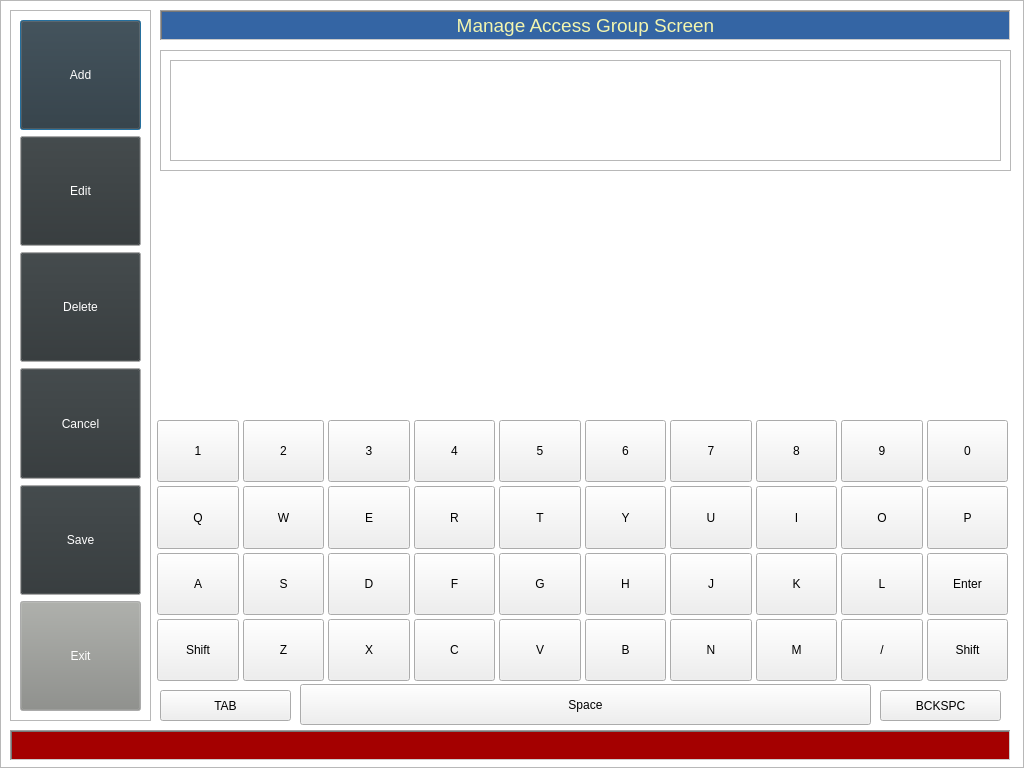
The window that access_group.ui (swodaemkram/aces) describes before a commit, drawn with Qt 5.
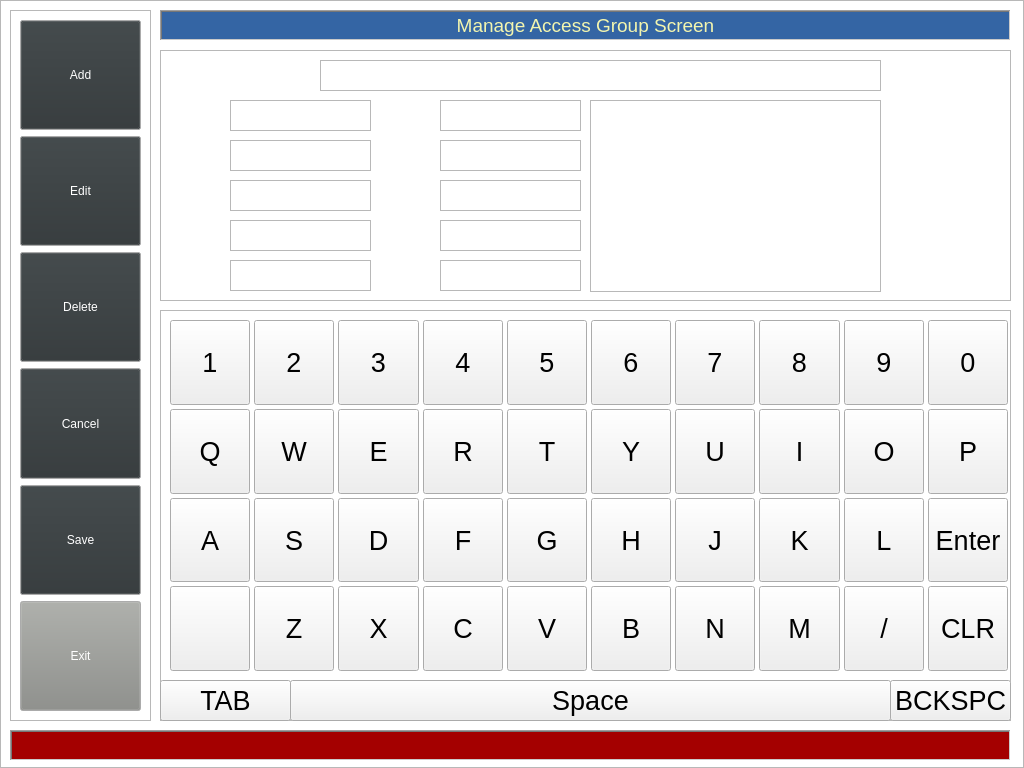
The same window after the commit. Icons and pictures are not drawn.

Commit message: Getting ready to test on Arm Processor

```diff
--- a/access_group.ui
+++ b/access_group.ui
@@ -407,7 +407,7 @@
      <x>160</x>
      <y>50</y>
      <width>851</width>
-     <height>121</height>
+     <height>251</height>
     </rect>
    </property>
    <property name="frameShape">
@@ -416,19 +416,843 @@
    <property name="frameShadow">
     <enum>QFrame::Raised</enum>
    </property>
-   <widget class="QTableView" name="tableView">
+   <widget class="QLabel" name="label_3">
     <property name="geometry">
      <rect>
       <x>10</x>
       <y>10</y>
-      <width>831</width>
-      <height>101</height>
+      <width>171</width>
+      <height>31</height>
      </rect>
     </property>
-    <property name="font">
-     <font>
-      <pointsize>8</pointsize>
-     </font>
+    <property name="palette">
+     <palette>
+      <active>
+       <colorrole role="WindowText">
+        <brush brushstyle="SolidPattern">
+         <color alpha="255">
+          <red>255</red>
+          <green>255</green>
+          <blue>255</blue>
+         </color>
+        </brush>
+       </colorrole>
+       <colorrole role="Text">
+        <brush brushstyle="SolidPattern">
+         <color alpha="255">
+          <red>255</red>
+          <green>255</green>
+          <blue>255</blue>
+         </color>
+        </brush>
+       </colorrole>
+       <colorrole role="ButtonText">
+        <brush brushstyle="SolidPattern">
+         <color alpha="255">
+          <red>255</red>
+          <green>255</green>
+          <blue>255</blue>
+         </color>
+        </brush>
+       </colorrole>
+      </active>
+      <inactive>
+       <colorrole role="WindowText">
+        <brush brushstyle="SolidPattern">
+         <color alpha="255">
+          <red>255</red>
+          <green>255</green>
+          <blue>255</blue>
+         </color>
+        </brush>
+       </colorrole>
+       <colorrole role="Text">
+        <brush brushstyle="SolidPattern">
+         <color alpha="255">
+          <red>255</red>
+          <green>255</green>
+          <blue>255</blue>
+         </color>
+        </brush>
+       </colorrole>
+       <colorrole role="ButtonText">
+        <brush brushstyle="SolidPattern">
+         <color alpha="255">
+          <red>255</red>
+          <green>255</green>
+          <blue>255</blue>
+         </color>
+        </brush>
+       </colorrole>
+      </inactive>
+      <disabled>
+       <colorrole role="WindowText">
+        <brush brushstyle="SolidPattern">
+         <color alpha="255">
+          <red>190</red>
+          <green>190</green>
+          <blue>190</blue>
+         </color>
+        </brush>
+       </colorrole>
+       <colorrole role="Text">
+        <brush brushstyle="SolidPattern">
+         <color alpha="255">
+          <red>190</red>
+          <green>190</green>
+          <blue>190</blue>
+         </color>
+        </brush>
+       </colorrole>
+       <colorrole role="ButtonText">
+        <brush brushstyle="SolidPattern">
+         <color alpha="255">
+          <red>190</red>
+          <green>190</green>
+          <blue>190</blue>
+         </color>
+        </brush>
+       </colorrole>
+      </disabled>
+     </palette>
+    </property>
+    <property name="text">
+     <string>Access Group Name : </string>
+    </property>
+   </widget>
+   <widget class="QPlainTextEdit" name="plainTextEdit">
+    <property name="geometry">
+     <rect>
+      <x>160</x>
+      <y>10</y>
+      <width>561</width>
+      <height>31</height>
+     </rect>
+    </property>
+   </widget>
+   <widget class="QLabel" name="label_4">
+    <property name="geometry">
+     <rect>
+      <x>10</x>
+      <y>60</y>
+      <width>67</width>
+      <height>17</height>
+     </rect>
+    </property>
+    <property name="palette">
+     <palette>
+      <active>
+       <colorrole role="WindowText">
+        <brush brushstyle="SolidPattern">
+         <color alpha="255">
+          <red>255</red>
+          <green>255</green>
+          <blue>255</blue>
+         </color>
+        </brush>
+       </colorrole>
+       <colorrole role="Text">
+        <brush brushstyle="SolidPattern">
+         <color alpha="255">
+          <red>255</red>
+          <green>255</green>
+          <blue>255</blue>
+         </color>
+        </brush>
+       </colorrole>
+       <colorrole role="ButtonText">
+        <brush brushstyle="SolidPattern">
+         <color alpha="255">
+          <red>255</red>
+          <green>255</green>
+          <blue>255</blue>
+         </color>
+        </brush>
+       </colorrole>
+      </active>
+      <inactive>
+       <colorrole role="WindowText">
+        <brush brushstyle="SolidPattern">
+         <color alpha="255">
+          <red>255</red>
+          <green>255</green>
+          <blue>255</blue>
+         </color>
+        </brush>
+       </colorrole>
+       <colorrole role="Text">
+        <brush brushstyle="SolidPattern">
+         <color alpha="255">
+          <red>255</red>
+          <green>255</green>
+          <blue>255</blue>
+         </color>
+        </brush>
+       </colorrole>
+       <colorrole role="ButtonText">
+        <brush brushstyle="SolidPattern">
+         <color alpha="255">
+          <red>255</red>
+          <green>255</green>
+          <blue>255</blue>
+         </color>
+        </brush>
+       </colorrole>
+      </inactive>
+      <disabled>
+       <colorrole role="WindowText">
+        <brush brushstyle="SolidPattern">
+         <color alpha="255">
+          <red>190</red>
+          <green>190</green>
+          <blue>190</blue>
+         </color>
+        </brush>
+       </colorrole>
+       <colorrole role="Text">
+        <brush brushstyle="SolidPattern">
+         <color alpha="255">
+          <red>190</red>
+          <green>190</green>
+          <blue>190</blue>
+         </color>
+        </brush>
+       </colorrole>
+       <colorrole role="ButtonText">
+        <brush brushstyle="SolidPattern">
+         <color alpha="255">
+          <red>190</red>
+          <green>190</green>
+          <blue>190</blue>
+         </color>
+        </brush>
+       </colorrole>
+      </disabled>
+     </palette>
+    </property>
+    <property name="text">
+     <string>Item 1 : </string>
+    </property>
+   </widget>
+   <widget class="QPlainTextEdit" name="plainTextEdit_2">
+    <property name="geometry">
+     <rect>
+      <x>70</x>
+      <y>50</y>
+      <width>141</width>
+      <height>31</height>
+     </rect>
+    </property>
+   </widget>
+   <widget class="QLabel" name="label_5">
+    <property name="geometry">
+     <rect>
+      <x>10</x>
+      <y>100</y>
+      <width>67</width>
+      <height>17</height>
+     </rect>
+    </property>
+    <property name="palette">
+     <palette>
+      <active>
+       <colorrole role="WindowText">
+        <brush brushstyle="SolidPattern">
+         <color alpha="255">
+          <red>255</red>
+          <green>255</green>
+          <blue>255</blue>
+         </color>
+        </brush>
+       </colorrole>
+      </active>
+      <inactive>
+       <colorrole role="WindowText">
+        <brush brushstyle="SolidPattern">
+         <color alpha="255">
+          <red>255</red>
+          <green>255</green>
+          <blue>255</blue>
+         </color>
+        </brush>
+       </colorrole>
+      </inactive>
+      <disabled>
+       <colorrole role="WindowText">
+        <brush brushstyle="SolidPattern">
+         <color alpha="255">
+          <red>190</red>
+          <green>190</green>
+          <blue>190</blue>
+         </color>
+        </brush>
+       </colorrole>
+      </disabled>
+     </palette>
+    </property>
+    <property name="text">
+     <string>Item 2 : </string>
+    </property>
+   </widget>
+   <widget class="QPlainTextEdit" name="plainTextEdit_3">
+    <property name="geometry">
+     <rect>
+      <x>70</x>
+      <y>90</y>
+      <width>141</width>
+      <height>31</height>
+     </rect>
+    </property>
+   </widget>
+   <widget class="QPlainTextEdit" name="plainTextEdit_4">
+    <property name="geometry">
+     <rect>
+      <x>70</x>
+      <y>130</y>
+      <width>141</width>
+      <height>31</height>
+     </rect>
+    </property>
+   </widget>
+   <widget class="QPlainTextEdit" name="plainTextEdit_5">
+    <property name="geometry">
+     <rect>
+      <x>70</x>
+      <y>170</y>
+      <width>141</width>
+      <height>31</height>
+     </rect>
+    </property>
+   </widget>
+   <widget class="QPlainTextEdit" name="plainTextEdit_6">
+    <property name="geometry">
+     <rect>
+      <x>70</x>
+      <y>210</y>
+      <width>141</width>
+      <height>31</height>
+     </rect>
+    </property>
+   </widget>
+   <widget class="QLabel" name="label_6">
+    <property name="geometry">
+     <rect>
+      <x>10</x>
+      <y>140</y>
+      <width>67</width>
+      <height>17</height>
+     </rect>
+    </property>
+    <property name="palette">
+     <palette>
+      <active>
+       <colorrole role="WindowText">
+        <brush brushstyle="SolidPattern">
+         <color alpha="255">
+          <red>255</red>
+          <green>255</green>
+          <blue>255</blue>
+         </color>
+        </brush>
+       </colorrole>
+      </active>
+      <inactive>
+       <colorrole role="WindowText">
+        <brush brushstyle="SolidPattern">
+         <color alpha="255">
+          <red>255</red>
+          <green>255</green>
+          <blue>255</blue>
+         </color>
+        </brush>
+       </colorrole>
+      </inactive>
+      <disabled>
+       <colorrole role="WindowText">
+        <brush brushstyle="SolidPattern">
+         <color alpha="255">
+          <red>190</red>
+          <green>190</green>
+          <blue>190</blue>
+         </color>
+        </brush>
+       </colorrole>
+      </disabled>
+     </palette>
+    </property>
+    <property name="text">
+     <string>Item 3 :</string>
+    </property>
+   </widget>
+   <widget class="QLabel" name="label_7">
+    <property name="geometry">
+     <rect>
+      <x>10</x>
+      <y>180</y>
+      <width>67</width>
+      <height>17</height>
+     </rect>
+    </property>
+    <property name="palette">
+     <palette>
+      <active>
+       <colorrole role="WindowText">
+        <brush brushstyle="SolidPattern">
+         <color alpha="255">
+          <red>255</red>
+          <green>255</green>
+          <blue>255</blue>
+         </color>
+        </brush>
+       </colorrole>
+      </active>
+      <inactive>
+       <colorrole role="WindowText">
+        <brush brushstyle="SolidPattern">
+         <color alpha="255">
+          <red>255</red>
+          <green>255</green>
+          <blue>255</blue>
+         </color>
+        </brush>
+       </colorrole>
+      </inactive>
+      <disabled>
+       <colorrole role="WindowText">
+        <brush brushstyle="SolidPattern">
+         <color alpha="255">
+          <red>190</red>
+          <green>190</green>
+          <blue>190</blue>
+         </color>
+        </brush>
+       </colorrole>
+      </disabled>
+     </palette>
+    </property>
+    <property name="text">
+     <string>Item 4 : </string>
+    </property>
+   </widget>
+   <widget class="QLabel" name="label_8">
+    <property name="geometry">
+     <rect>
+      <x>10</x>
+      <y>220</y>
+      <width>67</width>
+      <height>17</height>
+     </rect>
+    </property>
+    <property name="palette">
+     <palette>
+      <active>
+       <colorrole role="WindowText">
+        <brush brushstyle="SolidPattern">
+         <color alpha="255">
+          <red>255</red>
+          <green>255</green>
+          <blue>255</blue>
+         </color>
+        </brush>
+       </colorrole>
+      </active>
+      <inactive>
+       <colorrole role="WindowText">
+        <brush brushstyle="SolidPattern">
+         <color alpha="255">
+          <red>255</red>
+          <green>255</green>
+          <blue>255</blue>
+         </color>
+        </brush>
+       </colorrole>
+      </inactive>
+      <disabled>
+       <colorrole role="WindowText">
+        <brush brushstyle="SolidPattern">
+         <color alpha="255">
+          <red>190</red>
+          <green>190</green>
+          <blue>190</blue>
+         </color>
+        </brush>
+       </colorrole>
+      </disabled>
+     </palette>
+    </property>
+    <property name="text">
+     <string>Item 5 : </string>
+    </property>
+   </widget>
+   <widget class="QLabel" name="label_9">
+    <property name="geometry">
+     <rect>
+      <x>220</x>
+      <y>60</y>
+      <width>67</width>
+      <height>17</height>
+     </rect>
+    </property>
+    <property name="palette">
+     <palette>
+      <active>
+       <colorrole role="WindowText">
+        <brush brushstyle="SolidPattern">
+         <color alpha="255">
+          <red>255</red>
+          <green>255</green>
+          <blue>255</blue>
+         </color>
+        </brush>
+       </colorrole>
+      </active>
+      <inactive>
+       <colorrole role="WindowText">
+        <brush brushstyle="SolidPattern">
+         <color alpha="255">
+          <red>255</red>
+          <green>255</green>
+          <blue>255</blue>
+         </color>
+        </brush>
+       </colorrole>
+      </inactive>
+      <disabled>
+       <colorrole role="WindowText">
+        <brush brushstyle="SolidPattern">
+         <color alpha="255">
+          <red>190</red>
+          <green>190</green>
+          <blue>190</blue>
+         </color>
+        </brush>
+       </colorrole>
+      </disabled>
+     </palette>
+    </property>
+    <property name="frameShape">
+     <enum>QFrame::NoFrame</enum>
+    </property>
+    <property name="text">
+     <string>Item 6 : </string>
+    </property>
+   </widget>
+   <widget class="QPlainTextEdit" name="plainTextEdit_7">
+    <property name="geometry">
+     <rect>
+      <x>280</x>
+      <y>50</y>
+      <width>141</width>
+      <height>31</height>
+     </rect>
+    </property>
+   </widget>
+   <widget class="QLabel" name="label_10">
+    <property name="geometry">
+     <rect>
+      <x>220</x>
+      <y>100</y>
+      <width>67</width>
+      <height>17</height>
+     </rect>
+    </property>
+    <property name="palette">
+     <palette>
+      <active>
+       <colorrole role="WindowText">
+        <brush brushstyle="SolidPattern">
+         <color alpha="255">
+          <red>255</red>
+          <green>255</green>
+          <blue>255</blue>
+         </color>
+        </brush>
+       </colorrole>
+      </active>
+      <inactive>
+       <colorrole role="WindowText">
+        <brush brushstyle="SolidPattern">
+         <color alpha="255">
+          <red>255</red>
+          <green>255</green>
+          <blue>255</blue>
+         </color>
+        </brush>
+       </colorrole>
+      </inactive>
+      <disabled>
+       <colorrole role="WindowText">
+        <brush brushstyle="SolidPattern">
+         <color alpha="255">
+          <red>190</red>
+          <green>190</green>
+          <blue>190</blue>
+         </color>
+        </brush>
+       </colorrole>
+      </disabled>
+     </palette>
+    </property>
+    <property name="text">
+     <string>Item 7 : </string>
+    </property>
+   </widget>
+   <widget class="QPlainTextEdit" name="plainTextEdit_8">
+    <property name="geometry">
+     <rect>
+      <x>280</x>
+      <y>90</y>
+      <width>141</width>
+      <height>31</height>
+     </rect>
+    </property>
+   </widget>
+   <widget class="QLabel" name="label_11">
+    <property name="geometry">
+     <rect>
+      <x>220</x>
+      <y>140</y>
+      <width>67</width>
+      <height>17</height>
+     </rect>
+    </property>
+    <property name="palette">
+     <palette>
+      <active>
+       <colorrole role="WindowText">
+        <brush brushstyle="SolidPattern">
+         <color alpha="255">
+          <red>255</red>
+          <green>255</green>
+          <blue>255</blue>
+         </color>
+        </brush>
+       </colorrole>
+      </active>
+      <inactive>
+       <colorrole role="WindowText">
+        <brush brushstyle="SolidPattern">
+         <color alpha="255">
+          <red>255</red>
+          <green>255</green>
+          <blue>255</blue>
+         </color>
+        </brush>
+       </colorrole>
+      </inactive>
+      <disabled>
+       <colorrole role="WindowText">
+        <brush brushstyle="SolidPattern">
+         <color alpha="255">
+          <red>190</red>
+          <green>190</green>
+          <blue>190</blue>
+         </color>
+        </brush>
+       </colorrole>
+      </disabled>
+     </palette>
+    </property>
+    <property name="text">
+     <string>Item 8 : </string>
+    </property>
+   </widget>
+   <widget class="QPlainTextEdit" name="plainTextEdit_9">
+    <property name="geometry">
+     <rect>
+      <x>280</x>
+      <y>130</y>
+      <width>141</width>
+      <height>31</height>
+     </rect>
+    </property>
+   </widget>
+   <widget class="QLabel" name="label_12">
+    <property name="geometry">
+     <rect>
+      <x>220</x>
+      <y>180</y>
+      <width>61</width>
+      <height>17</height>
+     </rect>
+    </property>
+    <property name="palette">
+     <palette>
+      <active>
+       <colorrole role="WindowText">
+        <brush brushstyle="SolidPattern">
+         <color alpha="255">
+          <red>255</red>
+          <green>255</green>
+          <blue>255</blue>
+         </color>
+        </brush>
+       </colorrole>
+      </active>
+      <inactive>
+       <colorrole role="WindowText">
+        <brush brushstyle="SolidPattern">
+         <color alpha="255">
+          <red>255</red>
+          <green>255</green>
+          <blue>255</blue>
+         </color>
+        </brush>
+       </colorrole>
+      </inactive>
+      <disabled>
+       <colorrole role="WindowText">
+        <brush brushstyle="SolidPattern">
+         <color alpha="255">
+          <red>190</red>
+          <green>190</green>
+          <blue>190</blue>
+         </color>
+        </brush>
+       </colorrole>
+      </disabled>
+     </palette>
+    </property>
+    <property name="text">
+     <string>Item 9 : </string>
+    </property>
+   </widget>
+   <widget class="QPlainTextEdit" name="plainTextEdit_10">
+    <property name="geometry">
+     <rect>
+      <x>280</x>
+      <y>170</y>
+      <width>141</width>
+      <height>31</height>
+     </rect>
+    </property>
+   </widget>
+   <widget class="QLabel" name="label_13">
+    <property name="geometry">
+     <rect>
+      <x>220</x>
+      <y>220</y>
+      <width>67</width>
+      <height>17</height>
+     </rect>
+    </property>
+    <property name="palette">
+     <palette>
+      <active>
+       <colorrole role="WindowText">
+        <brush brushstyle="SolidPattern">
+         <color alpha="255">
+          <red>255</red>
+          <green>255</green>
+          <blue>255</blue>
+         </color>
+        </brush>
+       </colorrole>
+      </active>
+      <inactive>
+       <colorrole role="WindowText">
+        <brush brushstyle="SolidPattern">
+         <color alpha="255">
+          <red>255</red>
+          <green>255</green>
+          <blue>255</blue>
+         </color>
+        </brush>
+       </colorrole>
+      </inactive>
+      <disabled>
+       <colorrole role="WindowText">
+        <brush brushstyle="SolidPattern">
+         <color alpha="255">
+          <red>190</red>
+          <green>190</green>
+          <blue>190</blue>
+         </color>
+        </brush>
+       </colorrole>
+      </disabled>
+     </palette>
+    </property>
+    <property name="text">
+     <string>Item 10 : </string>
+    </property>
+   </widget>
+   <widget class="QPlainTextEdit" name="plainTextEdit_11">
+    <property name="geometry">
+     <rect>
+      <x>280</x>
+      <y>210</y>
+      <width>141</width>
+      <height>31</height>
+     </rect>
+    </property>
+   </widget>
+   <widget class="QListView" name="listView">
+    <property name="geometry">
+     <rect>
+      <x>430</x>
+      <y>50</y>
+      <width>291</width>
+      <height>192</height>
+     </rect>
+    </property>
+   </widget>
+   <widget class="QPushButton" name="pushButton_50">
+    <property name="geometry">
+     <rect>
+      <x>730</x>
+      <y>10</y>
+      <width>111</width>
+      <height>91</height>
+     </rect>
+    </property>
+    <property name="focusPolicy">
+     <enum>Qt::NoFocus</enum>
+    </property>
+    <property name="text">
+     <string/>
+    </property>
+    <property name="icon">
+     <iconset>
+      <normaloff>../build-aces-Desktop-Debug/icons/forward_button_gray.png</normaloff>../build-aces-Desktop-Debug/icons/forward_button_gray.png</iconset>
+    </property>
+    <property name="iconSize">
+     <size>
+      <width>80</width>
+      <height>80</height>
+     </size>
+    </property>
+    <property name="flat">
+     <bool>true</bool>
+    </property>
+   </widget>
+   <widget class="QPushButton" name="pushButton_51">
+    <property name="geometry">
+     <rect>
+      <x>730</x>
+      <y>150</y>
+      <width>111</width>
+      <height>91</height>
+     </rect>
+    </property>
+    <property name="focusPolicy">
+     <enum>Qt::StrongFocus</enum>
+    </property>
+    <property name="text">
+     <string/>
+    </property>
+    <property name="icon">
+     <iconset>
+      <normaloff>../build-aces-Desktop-Debug/icons/back_button_gray.png</normaloff>../build-aces-Desktop-Debug/icons/back_button_gray.png</iconset>
+    </property>
+    <property name="iconSize">
+     <size>
+      <width>80</width>
+      <height>80</height>
+     </size>
+    </property>
+    <property name="flat">
+     <bool>true</bool>
     </property>
    </widget>
   </widget>
@@ -949,13 +1773,28 @@
     </layout>
    </widget>
   </widget>
-  <widget class="QWidget" name="gridLayoutWidget">
+  <widget class="QFrame" name="frame_3">
    <property name="geometry">
     <rect>
-     <x>157</x>
-     <y>420</y>
+     <x>160</x>
+     <y>310</y>
      <width>851</width>
-     <height>261</height>
+     <height>411</height>
+    </rect>
+   </property>
+   <property name="frameShape">
+    <enum>QFrame::StyledPanel</enum>
+   </property>
+   <property name="frameShadow">
+    <enum>QFrame::Raised</enum>
+   </property>
+   <widget class="QWidget" name="gridLayoutWidget">
+    <property name="geometry">
+     <rect>
+      <x>10</x>
+      <y>10</y>
+      <width>838</width>
+      <height>351</height>
     </rect>
    </property>
    <layout class="QGridLayout" name="gridLayout">
@@ -979,6 +1818,11 @@
         <verstretch>0</verstretch>
        </sizepolicy>
       </property>
+       <property name="font">
+        <font>
+         <pointsize>20</pointsize>
+        </font>
+       </property>
       <property name="text">
        <string>Q</string>
       </property>
@@ -992,6 +1836,11 @@
         <verstretch>0</verstretch>
        </sizepolicy>
       </property>
+       <property name="font">
+        <font>
+         <pointsize>20</pointsize>
+        </font>
+       </property>
       <property name="text">
        <string>K</string>
       </property>
@@ -1005,6 +1854,11 @@
         <verstretch>0</verstretch>
        </sizepolicy>
       </property>
+       <property name="font">
+        <font>
+         <pointsize>20</pointsize>
+        </font>
+       </property>
       <property name="text">
        <string>5</string>
       </property>
@@ -1018,6 +1872,11 @@
         <verstretch>0</verstretch>
        </sizepolicy>
       </property>
+       <property name="font">
+        <font>
+         <pointsize>20</pointsize>
+        </font>
+       </property>
       <property name="text">
        <string>W</string>
       </property>
@@ -1031,6 +1890,11 @@
         <verstretch>0</verstretch>
        </sizepolicy>
       </property>
+       <property name="font">
+        <font>
+         <pointsize>20</pointsize>
+        </font>
+       </property>
       <property name="text">
        <string>Y</string>
       </property>
@@ -1044,6 +1908,11 @@
         <verstretch>0</verstretch>
        </sizepolicy>
       </property>
+       <property name="font">
+        <font>
+         <pointsize>20</pointsize>
+        </font>
+       </property>
       <property name="text">
        <string>F</string>
       </property>
@@ -1057,6 +1926,11 @@
         <verstretch>0</verstretch>
        </sizepolicy>
       </property>
+       <property name="font">
+        <font>
+         <pointsize>20</pointsize>
+        </font>
+       </property>
       <property name="text">
        <string>D</string>
       </property>
@@ -1070,6 +1944,11 @@
         <verstretch>0</verstretch>
        </sizepolicy>
       </property>
+       <property name="font">
+        <font>
+         <pointsize>20</pointsize>
+        </font>
+       </property>
       <property name="text">
        <string>/</string>
       </property>
@@ -1083,8 +1962,13 @@
         <verstretch>0</verstretch>
        </sizepolicy>
       </property>
+       <property name="font">
+        <font>
+         <pointsize>20</pointsize>
+        </font>
+       </property>
       <property name="text">
-       <string>Shift</string>
+        <string>CLR</string>
       </property>
      </widget>
     </item>
@@ -1096,6 +1980,11 @@
         <verstretch>0</verstretch>
        </sizepolicy>
       </property>
+       <property name="font">
+        <font>
+         <pointsize>20</pointsize>
+        </font>
+       </property>
       <property name="text">
        <string>E</string>
       </property>
@@ -1109,6 +1998,11 @@
         <verstretch>0</verstretch>
        </sizepolicy>
       </property>
+       <property name="font">
+        <font>
+         <pointsize>20</pointsize>
+        </font>
+       </property>
       <property name="text">
        <string>P</string>
       </property>
@@ -1122,6 +2016,11 @@
         <verstretch>0</verstretch>
        </sizepolicy>
       </property>
+       <property name="font">
+        <font>
+         <pointsize>20</pointsize>
+        </font>
+       </property>
       <property name="text">
        <string>8</string>
       </property>
@@ -1135,6 +2034,11 @@
         <verstretch>0</verstretch>
        </sizepolicy>
       </property>
+       <property name="font">
+        <font>
+         <pointsize>20</pointsize>
+        </font>
+       </property>
       <property name="text">
        <string>9</string>
       </property>
@@ -1148,6 +2052,11 @@
         <verstretch>0</verstretch>
        </sizepolicy>
       </property>
+       <property name="font">
+        <font>
+         <pointsize>20</pointsize>
+        </font>
+       </property>
       <property name="text">
        <string>R</string>
       </property>
@@ -1161,6 +2070,11 @@
         <verstretch>0</verstretch>
        </sizepolicy>
       </property>
+       <property name="font">
+        <font>
+         <pointsize>20</pointsize>
+        </font>
+       </property>
       <property name="text">
        <string>J</string>
       </property>
@@ -1174,6 +2088,11 @@
         <verstretch>0</verstretch>
        </sizepolicy>
       </property>
+       <property name="font">
+        <font>
+         <pointsize>20</pointsize>
+        </font>
+       </property>
       <property name="text">
        <string>1</string>
       </property>
@@ -1187,6 +2106,11 @@
         <verstretch>0</verstretch>
        </sizepolicy>
       </property>
+       <property name="font">
+        <font>
+         <pointsize>20</pointsize>
+        </font>
+       </property>
       <property name="text">
        <string>M</string>
       </property>
@@ -1200,6 +2124,11 @@
         <verstretch>0</verstretch>
        </sizepolicy>
       </property>
+       <property name="font">
+        <font>
+         <pointsize>20</pointsize>
+        </font>
+       </property>
       <property name="text">
        <string>N</string>
       </property>
@@ -1213,6 +2142,11 @@
         <verstretch>0</verstretch>
        </sizepolicy>
       </property>
+       <property name="font">
+        <font>
+         <pointsize>20</pointsize>
+        </font>
+       </property>
       <property name="text">
        <string>4</string>
       </property>
@@ -1226,6 +2160,11 @@
         <verstretch>0</verstretch>
        </sizepolicy>
       </property>
+       <property name="font">
+        <font>
+         <pointsize>20</pointsize>
+        </font>
+       </property>
       <property name="text">
        <string>G</string>
       </property>
@@ -1239,6 +2178,11 @@
         <verstretch>0</verstretch>
        </sizepolicy>
       </property>
+       <property name="font">
+        <font>
+         <pointsize>20</pointsize>
+        </font>
+       </property>
       <property name="text">
        <string>6</string>
       </property>
@@ -1252,6 +2196,11 @@
         <verstretch>0</verstretch>
        </sizepolicy>
       </property>
+       <property name="font">
+        <font>
+         <pointsize>20</pointsize>
+        </font>
+       </property>
       <property name="text">
        <string>X</string>
       </property>
@@ -1266,7 +2215,7 @@
        </sizepolicy>
       </property>
       <property name="text">
-       <string>Shift</string>
+        <string/>
       </property>
      </widget>
     </item>
@@ -1278,6 +2227,11 @@
         <verstretch>0</verstretch>
        </sizepolicy>
       </property>
+       <property name="font">
+        <font>
+         <pointsize>20</pointsize>
+        </font>
+       </property>
       <property name="text">
        <string>0</string>
       </property>
@@ -1291,6 +2245,11 @@
         <verstretch>0</verstretch>
        </sizepolicy>
       </property>
+       <property name="font">
+        <font>
+         <pointsize>20</pointsize>
+        </font>
+       </property>
       <property name="text">
        <string>A</string>
       </property>
@@ -1304,6 +2263,11 @@
         <verstretch>0</verstretch>
        </sizepolicy>
       </property>
+       <property name="font">
+        <font>
+         <pointsize>20</pointsize>
+        </font>
+       </property>
       <property name="text">
        <string>I</string>
       </property>
@@ -1317,6 +2281,11 @@
         <verstretch>0</verstretch>
        </sizepolicy>
       </property>
+       <property name="font">
+        <font>
+         <pointsize>20</pointsize>
+        </font>
+       </property>
       <property name="text">
        <string>O</string>
       </property>
@@ -1330,6 +2299,11 @@
         <verstretch>0</verstretch>
        </sizepolicy>
       </property>
+       <property name="font">
+        <font>
+         <pointsize>20</pointsize>
+        </font>
+       </property>
       <property name="text">
        <string>T</string>
       </property>
@@ -1343,6 +2317,11 @@
         <verstretch>0</verstretch>
        </sizepolicy>
       </property>
+       <property name="font">
+        <font>
+         <pointsize>20</pointsize>
+        </font>
+       </property>
       <property name="text">
        <string>V</string>
       </property>
@@ -1356,6 +2335,11 @@
         <verstretch>0</verstretch>
        </sizepolicy>
       </property>
+       <property name="font">
+        <font>
+         <pointsize>20</pointsize>
+        </font>
+       </property>
       <property name="text">
        <string>H</string>
       </property>
@@ -1369,6 +2353,11 @@
         <verstretch>0</verstretch>
        </sizepolicy>
       </property>
+       <property name="font">
+        <font>
+         <pointsize>20</pointsize>
+        </font>
+       </property>
       <property name="text">
        <string>Z</string>
       </property>
@@ -1382,6 +2371,11 @@
         <verstretch>0</verstretch>
        </sizepolicy>
       </property>
+       <property name="font">
+        <font>
+         <pointsize>20</pointsize>
+        </font>
+       </property>
       <property name="text">
        <string>7</string>
       </property>
@@ -1395,6 +2389,11 @@
         <verstretch>0</verstretch>
        </sizepolicy>
       </property>
+       <property name="font">
+        <font>
+         <pointsize>20</pointsize>
+        </font>
+       </property>
       <property name="text">
        <string>L</string>
       </property>
@@ -1408,6 +2407,11 @@
         <verstretch>0</verstretch>
        </sizepolicy>
       </property>
+       <property name="font">
+        <font>
+         <pointsize>20</pointsize>
+        </font>
+       </property>
       <property name="text">
        <string>Enter</string>
       </property>
@@ -1421,6 +2425,11 @@
         <verstretch>0</verstretch>
        </sizepolicy>
       </property>
+       <property name="font">
+        <font>
+         <pointsize>20</pointsize>
+        </font>
+       </property>
       <property name="text">
        <string>3</string>
       </property>
@@ -1434,6 +2443,11 @@
         <verstretch>0</verstretch>
        </sizepolicy>
       </property>
+       <property name="font">
+        <font>
+         <pointsize>20</pointsize>
+        </font>
+       </property>
       <property name="text">
        <string>2</string>
       </property>
@@ -1447,6 +2461,11 @@
         <verstretch>0</verstretch>
        </sizepolicy>
       </property>
+       <property name="font">
+        <font>
+         <pointsize>20</pointsize>
+        </font>
+       </property>
       <property name="text">
        <string>B</string>
       </property>
@@ -1460,6 +2479,11 @@
         <verstretch>0</verstretch>
        </sizepolicy>
       </property>
+       <property name="font">
+        <font>
+         <pointsize>20</pointsize>
+        </font>
+       </property>
       <property name="text">
        <string>U</string>
       </property>
@@ -1473,6 +2497,11 @@
         <verstretch>0</verstretch>
        </sizepolicy>
       </property>
+       <property name="font">
+        <font>
+         <pointsize>20</pointsize>
+        </font>
+       </property>
       <property name="text">
        <string>S</string>
       </property>
@@ -1486,6 +2515,11 @@
         <verstretch>0</verstretch>
        </sizepolicy>
       </property>
+       <property name="font">
+        <font>
+         <pointsize>20</pointsize>
+        </font>
+       </property>
       <property name="text">
        <string>C</string>
       </property>
@@ -1493,44 +2527,60 @@
     </item>
    </layout>
   </widget>
-  <widget class="QPushButton" name="pushButton_6">
-   <property name="geometry">
-    <rect>
-     <x>300</x>
-     <y>684</y>
-     <width>571</width>
-     <height>41</height>
-    </rect>
-   </property>
-   <property name="text">
-    <string>Space</string>
-   </property>
-  </widget>
   <widget class="QPushButton" name="pushButton_47">
    <property name="geometry">
     <rect>
-     <x>160</x>
-     <y>690</y>
+      <x>0</x>
+      <y>370</y>
      <width>131</width>
-     <height>31</height>
-    </rect>
-   </property>
+      <height>41</height>
+     </rect>
+    </property>
+    <property name="font">
+     <font>
+      <pointsize>20</pointsize>
+     </font>
+    </property>
    <property name="text">
     <string>TAB</string>
    </property>
   </widget>
+   <widget class="QPushButton" name="pushButton_6">
+    <property name="geometry">
+     <rect>
+      <x>130</x>
+      <y>370</y>
+      <width>601</width>
+      <height>41</height>
+     </rect>
+    </property>
+    <property name="font">
+     <font>
+      <pointsize>20</pointsize>
+     </font>
+    </property>
+    <property name="text">
+     <string>Space</string>
+    </property>
+   </widget>
   <widget class="QPushButton" name="pushButton_48">
    <property name="geometry">
     <rect>
-     <x>880</x>
-     <y>690</y>
+      <x>730</x>
+      <y>370</y>
      <width>121</width>
-     <height>31</height>
-    </rect>
-   </property>
+      <height>41</height>
+     </rect>
+    </property>
+    <property name="font">
+     <font>
+      <pointsize>20</pointsize>
+     </font>
+    </property>
    <property name="text">
     <string>BCKSPC</string>
    </property>
+   </widget>
   </widget>
  </widget>
  <resources/>
```
Lines whose indentation alone changed are shown as unchanged. The commit also changes 2 other files.
